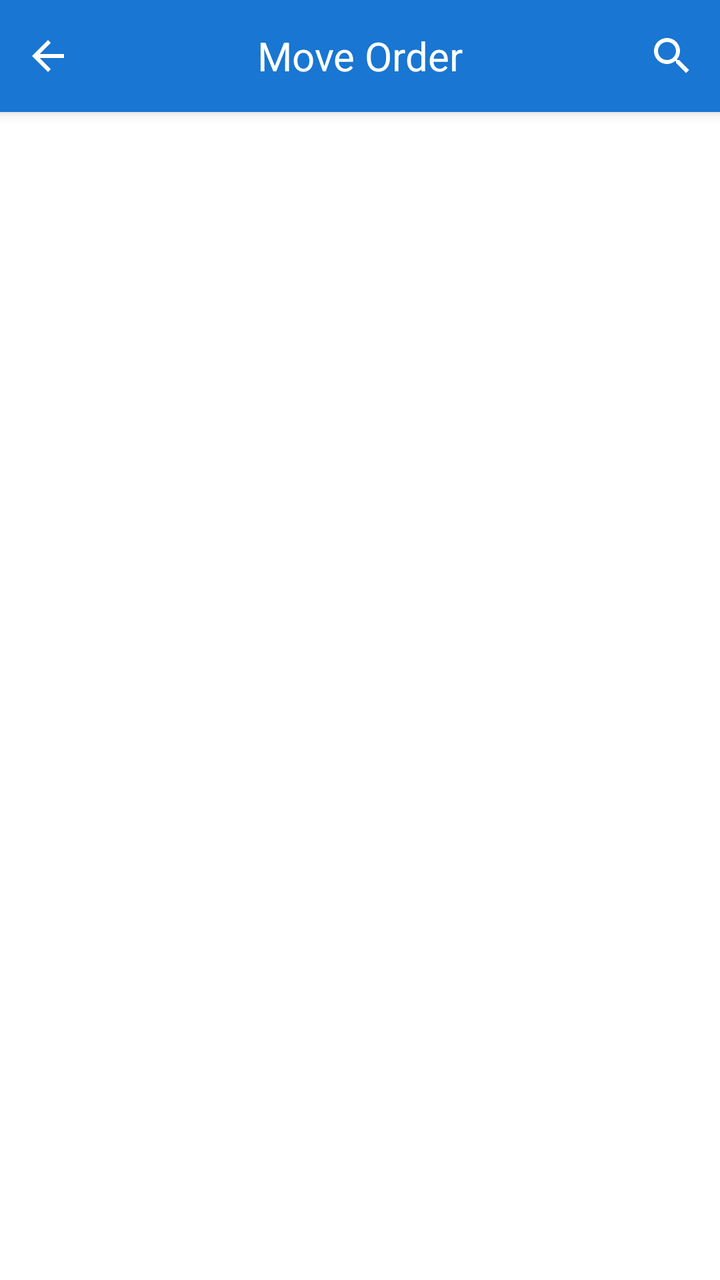
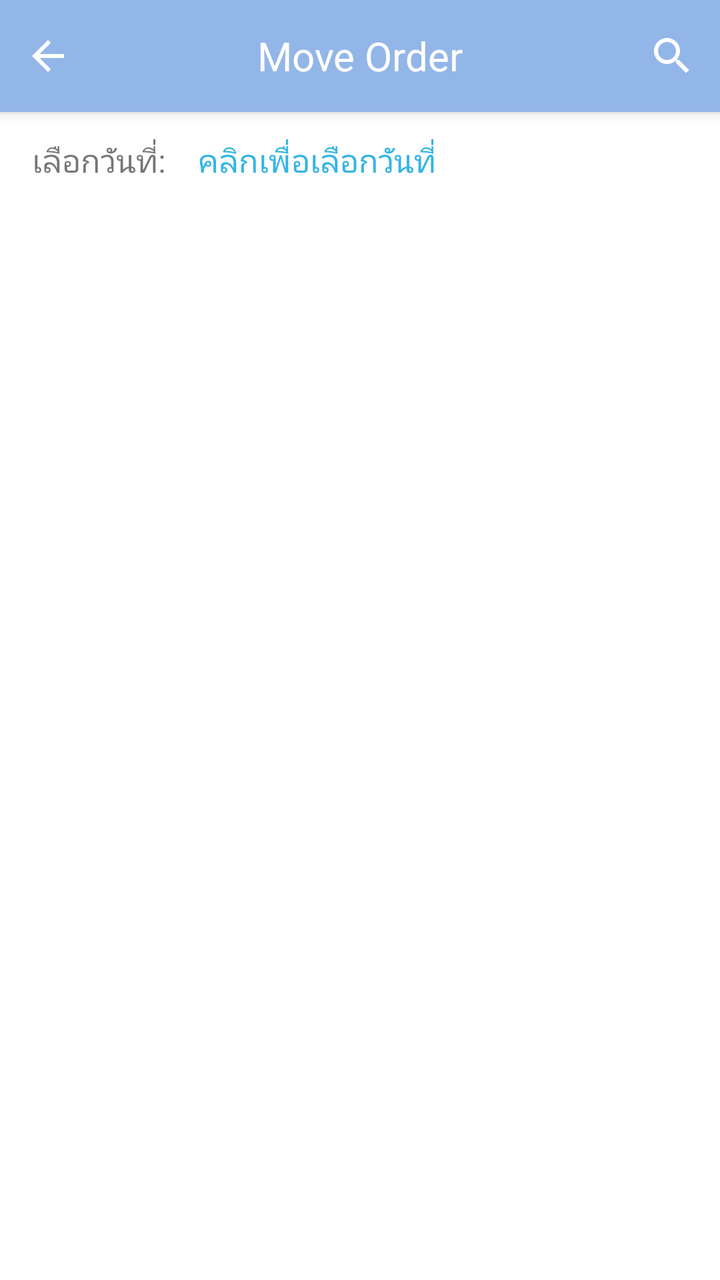

Before-and-after screenshots of an Android layout around one commit, followed by the original layout XML and the change that was made.
<!-- AndroidManifest.xml: application theme AppTheme -->
<!-- res/layout/fragment_move_order.xml -->
<?xml version="1.0" encoding="utf-8"?>
<androidx.constraintlayout.widget.ConstraintLayout xmlns:android="http://schemas.android.com/apk/res/android"
    xmlns:tools="http://schemas.android.com/tools"
    xmlns:app="http://schemas.android.com/apk/res-auto"
    android:layout_width="match_parent"
    android:layout_height="match_parent"
    tools:context=".fragment.MoveOrderFragment">

    <RelativeLayout
        android:id="@+id/titleBar"
        android:layout_width="match_parent"
        android:layout_height="?attr/actionBarSize"
        android:background="?attr/colorPrimary"
        android:elevation="4dp"
        app:layout_constraintTop_toTopOf="parent">

        <ImageButton
            android:id="@+id/btnBack"
            android:layout_width="48dp"
            android:layout_height="48dp"
            android:layout_centerVertical="true"
            android:background="?attr/selectableItemBackgroundBorderless"
            android:src="@drawable/ic_arrow_back"/>

        <TextView
            android:id="@+id/toolbar_title"
            android:layout_width="wrap_content"
            android:layout_height="wrap_content"
            android:layout_centerInParent="true"
            android:text="Move Order"
            android:textColor="@android:color/white"
            android:textSize="20sp"/>

        <androidx.appcompat.widget.SearchView
            android:id="@+id/searchView"
            android:layout_width="wrap_content"
            android:layout_height="wrap_content"
            android:layout_alignParentEnd="true"
            android:layout_centerVertical="true"
            app:iconifiedByDefault="true"
            app:queryHint="Search order..."
            android:theme="@style/SearchViewStyle"/>

    </RelativeLayout>

    
    <com.google.android.material.tabs.TabLayout
        android:id="@+id/statusTabLayout"
        android:layout_width="match_parent"
        android:layout_height="wrap_content"
        android:background="@android:color/white"
        app:tabMode="scrollable"
        app:tabGravity="fill"
        app:tabTextColor="@android:color/darker_gray"
        app:tabSelectedTextColor="?attr/colorPrimary"
        app:tabIndicatorColor="?attr/colorPrimary"
        app:layout_constraintTop_toBottomOf="@id/titleBar"/>

    <ListView
        android:id="@+id/listView"
        android:layout_width="match_parent"
        android:layout_height="0dp"
        android:divider="@android:color/darker_gray"
        android:dividerHeight="1dp"
        android:padding="8dp"
        app:layout_constraintTop_toBottomOf="@id/statusTabLayout"
        app:layout_constraintBottom_toBottomOf="parent"/>

    <LinearLayout
        android:id="@+id/emptyView"
        android:layout_width="match_parent"
        android:layout_height="0dp"
        android:gravity="center"
        android:orientation="vertical"
        android:visibility="gone"
        app:layout_constraintTop_toBottomOf="@id/statusTabLayout"
        app:layout_constraintBottom_toBottomOf="parent">

        <ImageView
            android:layout_width="64dp"
            android:layout_height="64dp"
            android:src="@drawable/ic_empty_box"
            android:alpha="0.5"/>

        <TextView
            android:layout_width="wrap_content"
            android:layout_height="wrap_content"
            android:layout_marginTop="16dp"
            android:text="No items found"
            android:textSize="16sp"/>
    </LinearLayout>

    <ProgressBar
        android:id="@+id/progressBar"
        android:layout_width="wrap_content"
        android:layout_height="wrap_content"
        android:visibility="gone"
        app:layout_constraintTop_toTopOf="parent"
        app:layout_constraintBottom_toBottomOf="parent"
        app:layout_constraintStart_toStartOf="parent"
        app:layout_constraintEnd_toEndOf="parent"/>

</androidx.constraintlayout.widget.ConstraintLayout>
<!-- resources referenced by this layout -->
<resources>
  <!-- drawable ic_arrow_back (drawable) -->
  <?xml version="1.0" encoding="utf-8"?>
  <vector xmlns:android="http://schemas.android.com/apk/res/android"
      android:width="24dp"
      android:height="24dp"
      android:viewportWidth="24"
      android:viewportHeight="24">
      <path
          android:fillColor="#FFFFFF"
          android:pathData="M20,11H7.83l5.59,-5.59L12,4l-8,8 8,8 1.41,-1.41L7.83,13H20v-2z"/>
  </vector>
  <!-- drawable ic_empty_box: png bitmap (drawable, 5607 bytes) -->
  <style name="SearchViewStyle" parent="Widget.AppCompat.SearchView">
          
          <item name="android:background">@android:color/transparent</item>
          
          <item name="android:textColor">@android:color/white</item>
          
          <item name="android:textColorHint">@android:color/white</item>
          
          <item name="android:tint">@android:color/white</item>
      </style>
  <style name="AppTheme" parent="Theme.MaterialComponents.Light.DarkActionBar">
          <item name="colorPrimary">@color/colorPrimary</item>
          <item name="colorPrimaryDark">@color/colorPrimaryDark</item>
          <item name="colorAccent">@color/colorAccent</item>
      </style>
  <color name="colorPrimary">#1976D2</color>
  <color name="colorPrimaryDark">#1565C0</color>
  <color name="colorAccent">#FFC107</color>
</resources>

<!-- the commit's change to res/layout/fragment_move_order.xml (unified diff, before → after) -->
@@ -10,7 +10,7 @@
         android:id="@+id/titleBar"
         android:layout_width="match_parent"
         android:layout_height="?attr/actionBarSize"
-        android:background="?attr/colorPrimary"
+        android:background="@color/pastel1"
         android:elevation="4dp"
         app:layout_constraintTop_toTopOf="parent">
 
@@ -43,6 +43,39 @@
 
     </RelativeLayout>
 
+    <LinearLayout
+        android:id="@+id/datePickerLayout"
+        android:layout_width="match_parent"
+        android:layout_height="wrap_content"
+        android:orientation="horizontal"
+        android:gravity="center_vertical"
+        android:paddingLeft="16dp"
+        android:paddingTop="5dp"
+        android:paddingRight="16dp"
+        android:paddingEnd="5dp"
+        app:layout_constraintTop_toBottomOf="@id/titleBar"
+        app:layout_constraintStart_toStartOf="parent"
+        app:layout_constraintEnd_toEndOf="parent">
+
+        <TextView
+            android:layout_width="wrap_content"
+            android:layout_height="wrap_content"
+            android:text="เลือกวันที่:"
+            android:textSize="16sp"
+            android:layout_marginEnd="8dp"/>
+
+        <TextView
+            android:id="@+id/datePickerTextView"
+            android:layout_width="wrap_content"
+            android:layout_height="wrap_content"
+            android:text="คลิกเพื่อเลือกวันที่"
+            android:textSize="16sp"
+            android:textColor="@android:color/holo_blue_light"
+            android:background="?attr/selectableItemBackground"
+            android:padding="8dp"/>
+
+    </LinearLayout>
+
     
     <com.google.android.material.tabs.TabLayout
         android:id="@+id/statusTabLayout"
@@ -54,7 +87,7 @@
         app:tabTextColor="@android:color/darker_gray"
         app:tabSelectedTextColor="?attr/colorPrimary"
         app:tabIndicatorColor="?attr/colorPrimary"
-        app:layout_constraintTop_toBottomOf="@id/titleBar"/>
+        app:layout_constraintTop_toBottomOf="@id/datePickerLayout"/>
 
     <ListView
         android:id="@+id/listView"
<!-- resource entries referenced after the edit -->
@@ -1,5 +1,6 @@
 <!-- resources referenced by this layout -->
 <resources>
+  <color name="pastel1">#93B6E8</color>
   <!-- drawable ic_arrow_back (drawable) -->
   <?xml version="1.0" encoding="utf-8"?>
   <vector xmlns:android="http://schemas.android.com/apk/res/android"
